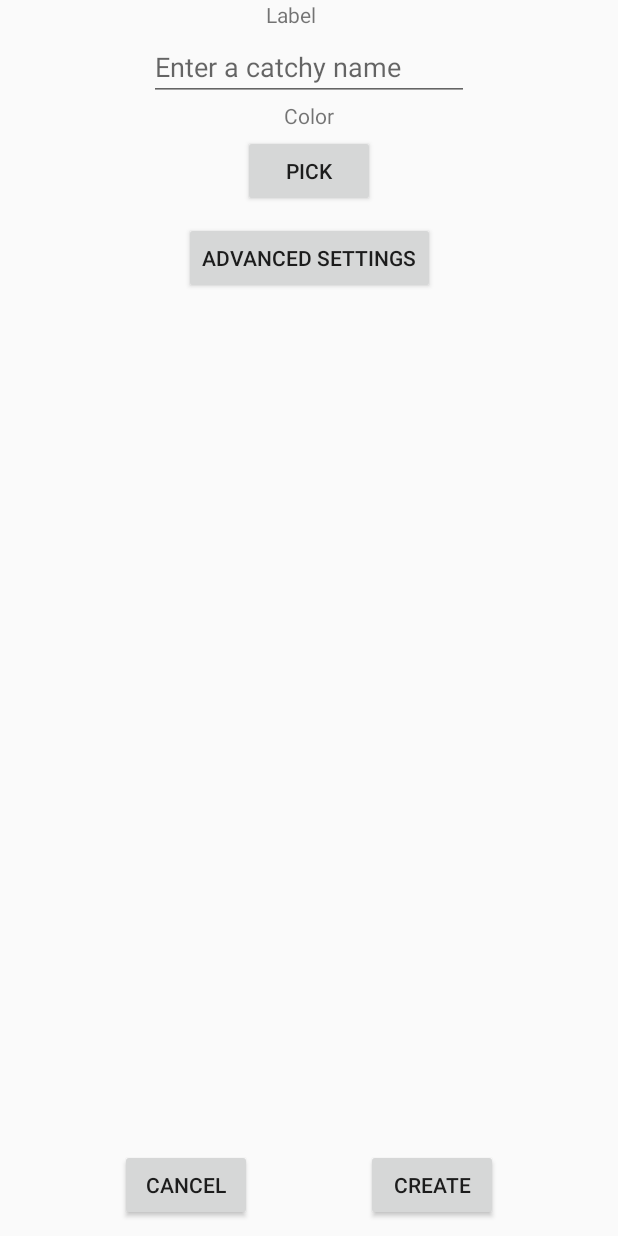
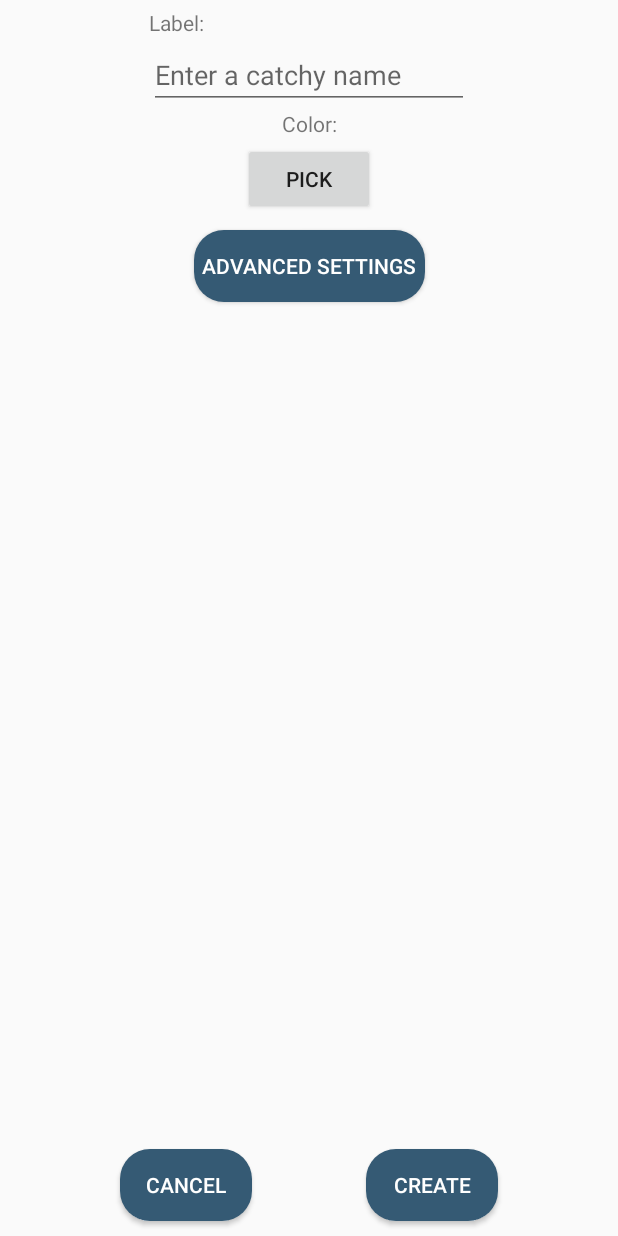
Before and after one commit to gabortodor/mobile_development, an Android app: the CounterCreateFragment screen opened through its navigation route, on a phone screen of 412 x 824 dp. Run offline under Robolectric (Android 15) with nearby library versions, the phone set to English and light mode, and no system bars; our stand-ins replace Room's generated code, data binding; libraries missing offline, so code that uses them is left out: petrov.kristiyan.colorpicker; 1 statement that could not run was skipped.

Commit message:
Made minor code refactoring

```diff
--- a/app/src/main/java/com/example/mobile_development/counteroverview/CounterOverviewViewModel.kt
+++ b/app/src/main/java/com/example/mobile_development/counteroverview/CounterOverviewViewModel.kt
@@ -1,7 +1,5 @@
 package com.example.mobile_development.counteroverview
 
-import android.util.Log
-import android.view.View
 import androidx.lifecycle.*
 import com.example.mobile_development.database.Counter
 import com.example.mobile_development.database.CounterDatabaseDao
--- a/app/src/main/res/drawable/round.xml
+++ b/app/src/main/res/drawable/round.xml
@@ -6,5 +6,5 @@
         android:bottomLeftRadius="20dp"
         android:bottomRightRadius="20dp"
         />
-    <solid android:color="#FFFFFF"/>
+    <solid android:color="#C0C0C0"/>
 </shape>
--- a/app/src/main/res/layout/fragment_counter_create.xml
+++ b/app/src/main/res/layout/fragment_counter_create.xml
@@ -20,8 +20,12 @@
         android:layout_width="wrap_content"
         android:layout_height="wrap_content"
         android:text="@string/create"
+        android:background="@drawable/round"
+        android:backgroundTint="@color/navy"
+        android:textColor="@color/white"
+        android:padding="5dp"
         android:layout_marginBottom="10dp"
-        android:layout_marginRight="80dp"
+        android:layout_marginEnd="80dp"
         android:onClick="@{()-> counterCreateViewModel.onCreate()}"
         app:layout_constraintBottom_toBottomOf="parent"
         app:layout_constraintEnd_toEndOf="parent" />
@@ -31,8 +35,12 @@
         android:layout_width="wrap_content"
         android:layout_height="wrap_content"
         android:text="@string/cancel"
+        android:background="@drawable/round"
+        android:backgroundTint="@color/navy"
+        android:textColor="@color/white"
         android:layout_marginBottom="10dp"
-        android:layout_marginLeft="80dp"
+        android:padding="5dp"
+        android:layout_marginStart="80dp"
         android:onClick="@{()-> counterCreateViewModel.onCancel()}"
         app:layout_constraintBottom_toBottomOf="parent"
         app:layout_constraintStart_toStartOf="parent" />
@@ -42,8 +50,8 @@
             android:layout_width="58dp"
             android:layout_height="22dp"
             android:text="@string/label"
-            app:layout_constraintEnd_toEndOf="parent"
-            app:layout_constraintStart_toStartOf="parent"
+            android:layout_marginTop="5dp"
+            app:layout_constraintStart_toStartOf="@id/name_editText"
             app:layout_constraintTop_toTopOf="parent" />
 
         <TextView
@@ -82,7 +90,11 @@
             android:layout_width="wrap_content"
             android:layout_height="wrap_content"
             android:layout_marginTop="10dp"
-            android:text="Advanced settings"
+            android:background="@drawable/round"
+            android:backgroundTint="@color/navy"
+            android:textColor="@color/white"
+            android:text="@string/advanced_settings"
+            android:padding="5dp"
             android:onClick="@{() -> counterCreateViewModel.onAdvanced()}"
             app:layout_constraintEnd_toEndOf="parent"
             app:layout_constraintStart_toStartOf="parent"
@@ -92,6 +104,8 @@
         <androidx.constraintlayout.widget.ConstraintLayout
             android:id="@+id/advanced_settings"
             android:layout_width="match_parent"
+            android:layout_marginStart="5dp"
+            android:layout_marginEnd="5dp"
             android:layout_height="wrap_content"
             app:layout_constraintTop_toBottomOf="@id/color_button"
             android:visibility="gone"
@@ -120,7 +134,7 @@
             android:layout_width="wrap_content"
             android:layout_height="wrap_content"
             android:text="@string/goal"
-            app:layout_constraintEnd_toEndOf="parent"
+            app:layout_constraintStart_toStartOf="@id/goal_value_editText"
             app:layout_constraintTop_toTopOf="parent" />
 
         <EditText
@@ -146,7 +160,7 @@
             android:layout_width="wrap_content"
             android:layout_height="wrap_content"
             android:text="@string/increase"
-            app:layout_constraintEnd_toEndOf="parent"
+            app:layout_constraintStart_toStartOf="@id/increase_editText"
             app:layout_constraintTop_toBottomOf="@+id/value_editText" />
 
 
@@ -175,7 +189,11 @@
                 android:layout_width="wrap_content"
                 android:layout_height="wrap_content"
                 android:layout_marginTop="10dp"
-                android:text="Hide advanced settings"
+                android:background="@drawable/round"
+                android:backgroundTint="@color/navy"
+                android:textColor="@color/white"
+                android:text="@string/hide_advanced_settings"
+                android:padding="5dp"
                 android:onClick="@{() -> counterCreateViewModel.onAdvancedComplete()}"
                 app:layout_constraintEnd_toEndOf="parent"
                 app:layout_constraintStart_toStartOf="parent"
--- a/app/src/main/res/layout/fragment_counter_overview.xml
+++ b/app/src/main/res/layout/fragment_counter_overview.xml
@@ -68,7 +68,7 @@
             android:layout_marginBottom="10dp"
             android:clickable="true"
             android:onClick="@{() -> counterOverviewViewModel.onCreate()}"
-            app:backgroundTint="@color/teal_700"
+            app:backgroundTint="@color/navy"
             app:layout_constraintBottom_toBottomOf="parent"
             app:layout_constraintEnd_toEndOf="parent"
             app:layout_constraintStart_toStartOf="parent"
--- a/app/src/main/res/layout/list_header.xml
+++ b/app/src/main/res/layout/list_header.xml
@@ -3,8 +3,9 @@
     android:id="@+id/text"
     android:layout_width="match_parent"
     android:layout_height="wrap_content"
-    android:background="@color/teal_700"
+    android:background="@color/navy"
     android:padding="16dp"
+    android:layout_marginBottom="10dp"
     android:text="@string/your_counters"
     android:textAlignment="center"
     android:textAppearance="?android:attr/textAppearanceLarge"
--- a/app/src/main/res/layout/list_item_counter.xml
+++ b/app/src/main/res/layout/list_item_counter.xml
@@ -36,6 +36,7 @@
             app:layout_constraintEnd_toStartOf="@+id/increment_button"
             app:layout_constraintStart_toEndOf="@+id/decrement_button"
             app:layout_constraintTop_toTopOf="@+id/increment_button"
+            tools:background="@color/navy"
             android:alpha="0.5"
             android:background="@{counter.color}">
 
--- a/app/src/main/res/navigation/navigation.xml
+++ b/app/src/main/res/navigation/navigation.xml
@@ -17,7 +17,9 @@
             app:popEnterAnim="@anim/slide_in_bottom" />
         <action
             android:id="@+id/action_overview_to_info"
-            app:destination="@id/counterInfoFragment" />
+            app:destination="@id/counterInfoFragment"
+            app:enterAnim="@anim/slide_in_bottom"
+            app:popEnterAnim="@anim/slide_in_bottom" />
     </fragment>
 
     <fragment
--- a/app/src/main/res/values/colors.xml
+++ b/app/src/main/res/values/colors.xml
@@ -4,7 +4,7 @@
     <color name="purple_500">#FF6200EE</color>
     <color name="purple_700">#FF3700B3</color>
     <color name="teal_200">#FF03DAC5</color>
-    <color name="teal_700">#FF018786</color>
+    <color name="navy">#355A74</color>
     <color name="black">#FF000000</color>
     <color name="white">#FFFFFFFF</color>
     <color name="crimson">#DC143C</color>
--- a/app/src/main/res/values/strings.xml
+++ b/app/src/main/res/values/strings.xml
@@ -11,10 +11,10 @@
     <string name="cancel">Cancel</string>
 
     <!-- TextView labels -->
-    <string name="label">Label</string>
+    <string name="label">Label:</string>
     <string name="label_hint">Enter a  catchy name</string>
-    <string name="color">Color</string>
-    <string name="value">Initial value</string>
+    <string name="color">Color:</string>
+    <string name="value">Initial value:</string>
     <string name="goal">Goal value:</string>
     <string name="increase">Increase value:</string>
     <string name="progress">Counter progress:</string>
@@ -32,6 +32,8 @@
     <string name="reset_all">Reset all</string>
     <string name="delete_all">Delete all</string>
     <string name="fact">Fun fact:</string>
+    <string name="advanced_settings">Advanced settings</string>
+    <string name="hide_advanced_settings">Hide advanced settings</string>
 
 
 </resources>
```
Also changed, not shown: app/src/main/res/layout/fragment_counter_info.xml (+15 -14 lines).
